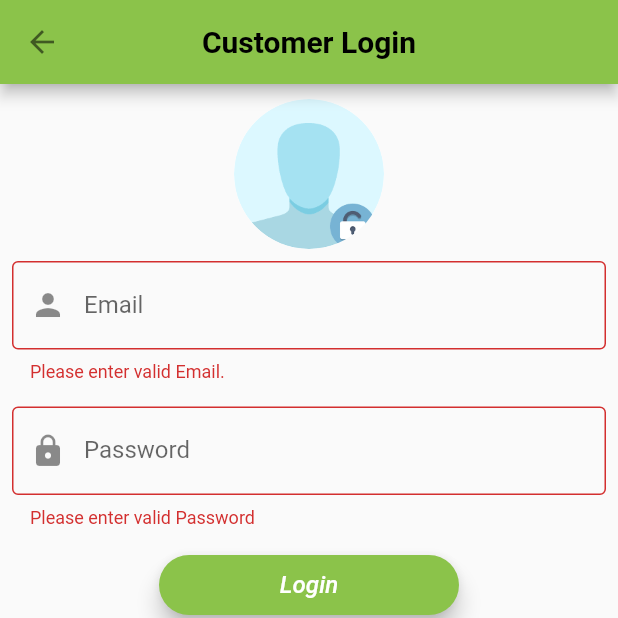
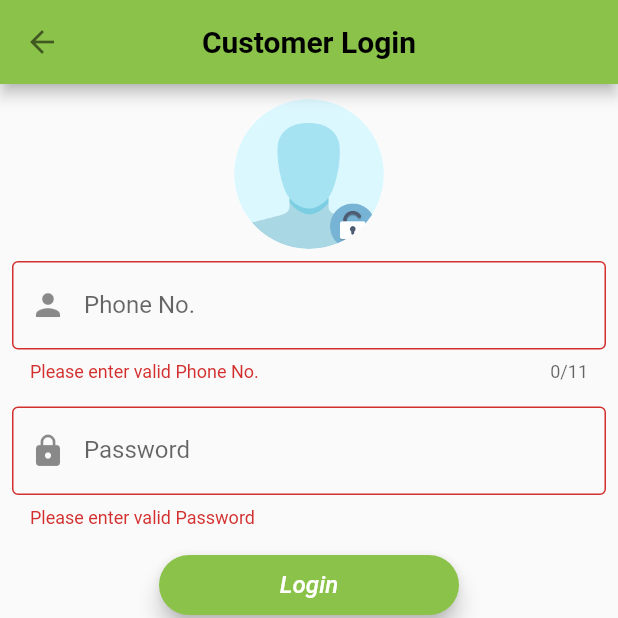
Before and after one commit to 1nzi/Home-Services-Provider, a Flutter app: the screen it shows after launch, after a tap on "Login As Customer", after a tap on "Login", on a phone screen of 412 x 824 dp, the top half of it. Run offline on Flutter 3.47's test engine with Material 2 defaults, Android fonts, the phone set to English and light mode, and no system bars; our stand-ins replace cloud_firestore, datetime_picker_formfield, device_preview, firebase_auth, firebase_storage, flutter_rating_bar and 2 more; accounts and stored records are empty; network calls fail.

Commit message:
Merge branch 'master' of D:\fyp\hsp with conflicts.

```diff
--- a/lib/View/customer/c_login.dart
+++ b/lib/View/customer/c_login.dart
@@ -9,28 +9,25 @@ import 'c_home.dart';
 import 'c_signup_1.dart';
 
 class CustomerLogin extends StatefulWidget {
+
   @override
   _CustomerLoginState createState() => _CustomerLoginState();
 }
 
-final TextEditingController _email = new TextEditingController();
-final TextEditingController _password = new TextEditingController();
-final _scaffoldKey = GlobalKey<ScaffoldState>();
-final GlobalKey<FormState> _formKey = GlobalKey<FormState>();
 
 class _CustomerLoginState extends State<CustomerLogin> {
+  final _scaffoldKey = GlobalKey<ScaffoldState>();
+  final GlobalKey<FormState> _formKey = GlobalKey<FormState>();
+  String _ph, _passw;
   @override
   Widget build(BuildContext context) {
     return Scaffold(
         key: _scaffoldKey,
         resizeToAvoidBottomPadding: true,
         appBar: AppBar(
-          title: Text(
-            "Customer Login",
+          title: Text("Customer Login",
             style: new TextStyle(
-                fontSize: 20.0,
-                color: Colors.black,
-                fontWeight: FontWeight.bold),
+                fontSize: 20.0, color: Colors.black, fontWeight: FontWeight.bold),
           ),
           leading: new InkWell(
             borderRadius: BorderRadius.circular(30.0),
@@ -57,33 +54,42 @@ class _CustomerLoginState extends State<CustomerLogin> {
                 Padding(
                   padding: EdgeInsets.all(8.0),
                   child: TextFormField(
-                    controller: _email,
-                    keyboardType: TextInputType.emailAddress,
+
+                    maxLength: 11,
+                    keyboardType: TextInputType.number,
                     textInputAction: TextInputAction.next,
+                    inputFormatters: [WhitelistingTextInputFormatter.digitsOnly],
+
                     decoration: const InputDecoration(
-                      labelText: 'Email',
-                      hintText: 'abc@gmail.com',
+                      labelText: 'Phone No.',
+                      hintText: '03001234567',
                       prefixIcon: Icon(Icons.person),
                       border: OutlineInputBorder(),
                     ),
+
                     validator: (value) {
-                      if (!value.contains('@') && !value.contains('.')) {
-                        return 'Please enter valid Email.';
-                      }
+                      if (value.isEmpty && value.length<11 ) {
+                        return 'Please enter valid Phone No.';
+                      }else if(!value.contains('03004046580'))
+                        {
+                          return 'This Phone No. is not Registered';
+                        }
                       return null;
                     },
+                    onSaved: (value)=> _ph = value,
                   ),
                 ),
                 Padding(
                   padding: EdgeInsets.all(8.0),
                   child: TextFormField(
-                    controller: _password,
                     validator: (value) {
                       if (value.isEmpty) {
                         return 'Please enter valid Password';
                       }
                       return null;
                     },
+                    onSaved: (value)=> _passw = value,
+
                     obscureText: true,
                     decoration: const InputDecoration(
                       labelText: 'Password',
@@ -92,10 +98,47 @@ class _CustomerLoginState extends State<CustomerLogin> {
                     ),
                   ),
                 ),
-                SizedBox(height: 10,),
+                SizedBox(
+                  height: 10,
+                ),
+             Container(
+              width: 200.0,
+              height: 40.0,
+              child: RaisedButton(
+                  elevation: 6.0,
+                  textColor: Colors.white,
+                  color: Colors.lightGreen,
+                  shape: new RoundedRectangleBorder(
+                    borderRadius: new BorderRadius.circular(30.0),
+                  ),
+                  child: Text(
+                    "Login",
+                    textAlign: TextAlign.center,
+                    style: TextStyle(
+                      fontSize: 16.0,
+                      fontStyle: FontStyle.italic,
+                    ),
+                  ),
+                  onPressed: () async {
+                    if(_formKey.currentState.validate()) {
+                      dynamic result = signin();
 
-                LoginBuuton(),
-
+                      if (result == null) {
+                        _scaffoldKey.currentState.showSnackBar(SnackBar(
+                          content: Text('Invalid User Credential'),
+                            duration: Duration(seconds: 3),
+                        ));
+                      } else {
+                        Navigator.pop(context);
+                        Navigator.push(
+                            context,
+                            MaterialPageRoute(
+                                builder: (context) => CustomerHome()));
+                      }
+                    }
+                  }
+              ),
+            ),
                 new FlatButton(
                     child: Text(
                       'Forgot password?',
@@ -111,9 +154,7 @@ class _CustomerLoginState extends State<CustomerLogin> {
                           height: 50,
                         )),
                   ),
-
                   Text("OR"),
-
                   Expanded(
                     child: new Container(
                         margin: const EdgeInsets.only(left: 15.0, right: 10.0),
@@ -123,14 +164,14 @@ class _CustomerLoginState extends State<CustomerLogin> {
                         )),
                   ),
                 ]),
-                SizedBox(height: 10,),
-
+                SizedBox(
+                  height: 10,
+                ),
                 FbLoginBuuton(),
-
-                SizedBox(height: 10,),
-
+                SizedBox(
+                  height: 10,
+                ),
                 GmailLoginBuuton(),
-
                 new FlatButton(
                   onPressed: () {
                     Navigator.pop(context);
@@ -147,49 +188,21 @@ class _CustomerLoginState extends State<CustomerLogin> {
           ),
         ));
   }
-}
 
-class LoginBuuton extends StatelessWidget {
-  @override
-  Widget build(BuildContext context) {
-    return Container(
-      width: 200.0,
-      height: 40.0,
-      child: RaisedButton(
-        elevation: 6.0,
-        textColor: Colors.white,
-        color: Colors.lightGreen,
-        shape: new RoundedRectangleBorder(
-          borderRadius: new BorderRadius.circular(30.0),
-        ),
-        child: Text(
-          "Login",
-          textAlign: TextAlign.center,
-          style: TextStyle(
-            fontSize: 16.0,
-            fontStyle: FontStyle.italic,
-          ),
-        ),
-        onPressed: () async {
-          if (_formKey.currentState.validate()) {
-            dynamic result = await signin();
+  Future <void> signin() async{
+     try {
+        AuthResult authResult = await FirebaseAuth.instance
+            .signInWithEmailAndPassword(email: _ph, password: _passw);
+        FirebaseUser user = authResult.user;
+        return user;
+      }catch(e) {
+        print(e.toString());
+        return null;
+      }
+    }
+    }
 
-            if (result is FirebaseUser) {
-              Navigator.pop(context);
-              Navigator.push(context,
-                  MaterialPageRoute(builder: (context) => CustomerHome()));
-            } else {
-              _scaffoldKey.currentState.showSnackBar(SnackBar(
-                content: Text('Incorrect Email Address or Password'),
-                duration: Duration(seconds: 5),
-              ));
-            }
-          }
-        },
-      ),
-    );
-  }
-}
+
 
 class FbLoginBuuton extends StatelessWidget {
   @override
@@ -285,7 +298,7 @@ void _showAlert(BuildContext context) {
                   context,
                   MaterialPageRoute(
                       builder: (context) => Otp(
-                            phone: '03004046580',
+                            phone: 03004046580,
                           )));
             },
           ),
@@ -294,16 +307,3 @@ void _showAlert(BuildContext context) {
     },
   );
 }
-
-
-Future  signin() async{
-  try {
-    AuthResult authResult = await FirebaseAuth.instance
-        .signInWithEmailAndPassword(email: _email.text, password: _password.text);
-    FirebaseUser user = authResult.user;
-    return user;
-  }catch(signinError) {
-    print(signinError.toString());
-    return null;
-  }
-}
--- a/pubspec.yaml
+++ b/pubspec.yaml
@@ -34,7 +34,6 @@ dependencies:
 
   firebase_auth: ^0.15.4
   cloud_firestore: ^0.13.0+1
-  firebase_storage: ^3.1.1
 
 
   #circular_profile_avatar: ^1.0.6
```
Also changed, not shown: lib/Model/GmailLogInCustomerModel.dart (added), lib/View/customer/c_facebook_login.dart (added), lib/View/customer/c_gmail_logIn.dart (added), pubspec.lock, 2 other files.
